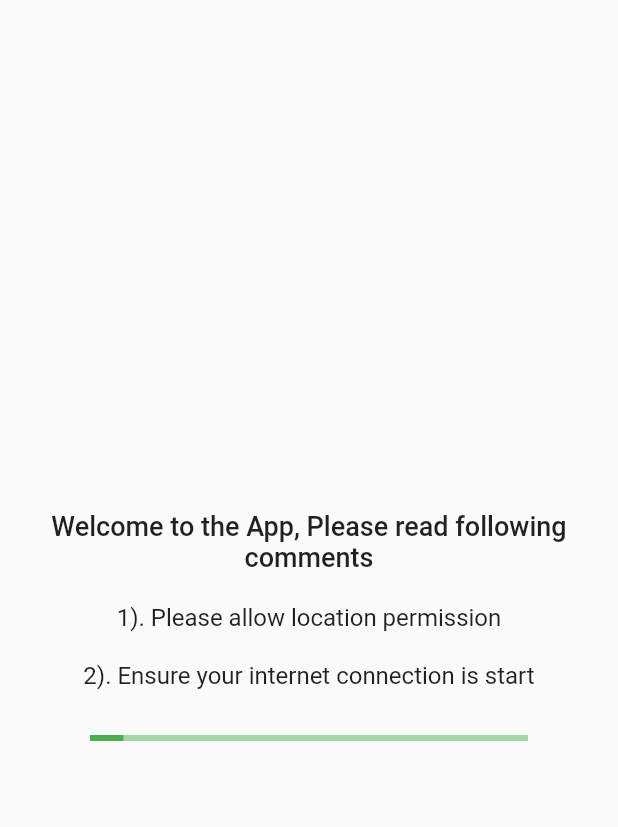
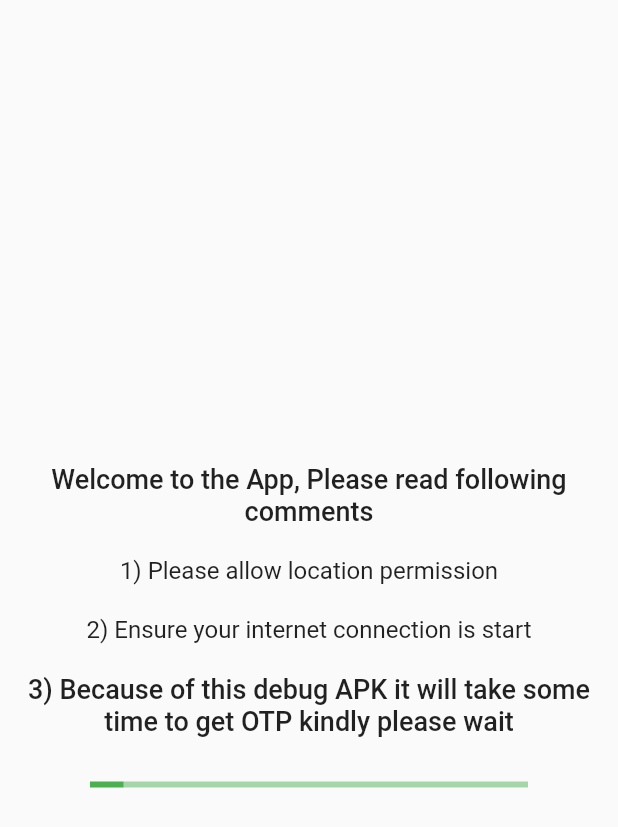
Before and after one commit to Shubham-Narkhede/flutter_firebase, a Flutter app: the MyHomePage screen opened directly, on a phone screen of 412 x 824 dp. Shown: the top 827 px of the screen. Run offline on Flutter 3.47's test engine with Material 2 defaults, Android fonts, the phone set to English and light mode, and no system bars; our stand-ins replace another_flushbar, firebase_auth, firebase_core, firebase_database, geocoding, geolocator and 2 more; missing offline and left inert: sms_user_consent; accounts and stored records are empty.

Commit message:
change import

```diff
--- a/lib/main.dart
+++ b/lib/main.dart
@@ -32,7 +32,6 @@ class MyApp extends StatelessWidget {
 /// This MyHomePage class basically used to show splash screen
 /// in this class we simply check the used is logged or not if he logged in then we simply navigate him in inner page
 /// else we navigate him to the login screen
-
 class MyHomePage extends StatefulWidget {
   @override
   State<MyHomePage> createState() => _MyHomePageState();
@@ -57,8 +56,13 @@ class _MyHomePageState extends State<MyHomePage> {
               textStyle:
                   const TextStyle(fontSize: 18, fontWeight: FontWeight.w500),
             ),
-            widgetText("1). Please allow location permission"),
-            widgetText("2). Ensure your internet connection is start"),
+            widgetText("1) Please allow location permission"),
+            widgetText("2) Ensure your internet connection is start"),
+            widgetText(
+              "3) Because of this debug APK it will take some time to get OTP kindly please wait ",
+              textStyle:
+                  const TextStyle(fontSize: 18, fontWeight: FontWeight.w500),
+            ),
             Container(
               margin: const EdgeInsets.only(left: 60, right: 60, top: 20),
               child: LinearProgressIndicator(
--- /dev/null
+++ b/lib/model/ModelUser.dart
@@ -0,0 +1,23 @@
+class ModelUser {
+  String? firstName;
+  String? lastName;
+  String? mobileNumber;
+  ModelAddress address;
+
+  ModelUser(
+      {this.firstName,
+      this.lastName,
+      this.mobileNumber,
+      required this.address});
+}
+
+class ModelAddress {
+  String? addressLine;
+  String? city;
+  String? state;
+  String? country;
+  String? pinCode;
+
+  ModelAddress(
+      {this.country, this.addressLine, this.city, this.pinCode, this.state});
+}
--- a/lib/repo/FirebaseClass.dart
+++ b/lib/repo/FirebaseClass.dart
@@ -1,12 +1,17 @@
 import 'package:firebase_auth/firebase_auth.dart';
 import 'package:firebase_database/firebase_database.dart';
 
+import '../model/ModelUser.dart';
+
+/// this class is created to do all firebase operations
 class FirebaseRepository {
+  /// here we define the table name
   static DatabaseReference databaseReference =
       FirebaseDatabase.instance.ref("user");
 
   static FirebaseAuth auth = FirebaseAuth.instance;
 
+  /// this method is used to check where the given mobile number is already added or not
   static Future<DatabaseEvent> checkMobileNumberExist(String mobileNumber) {
     return databaseReference
         .orderByChild("mobileNumber")
@@ -14,6 +19,7 @@ class FirebaseRepository {
         .once();
   }
 
+  // here once user is login then simply we insert the data in firebase database
   static Future addDataToFirebase(String mobileNumber) {
     return databaseReference
         .child(auth.currentUser!.uid)
@@ -21,6 +27,7 @@ class FirebaseRepository {
         .set({"userId": auth.currentUser!.uid, "mobileNumber": mobileNumber});
   }
 
+  // suppose user is new then we simply update the information of user which is logged in
   static Future updateLoggedInUser(ModelUser user) {
     return databaseReference.child(auth.currentUser!.uid).update({
       "firstName": user.firstName,
@@ -34,37 +41,15 @@ class FirebaseRepository {
     });
   }
 
+  // here we do login
   static Future login(String verificationId, String otp) async {
     PhoneAuthCredential credential = PhoneAuthProvider.credential(
         verificationId: verificationId, smsCode: otp);
     return await (await FirebaseAuth.instance.signInWithCredential(credential));
   }
 
+  // this method is created to get the information of user logged in
   static Future<DataSnapshot> getLoggedInUserData() {
     return databaseReference.child(auth.currentUser!.uid).get();
   }
 }
-
-class ModelUser {
-  String? firstName;
-  String? lastName;
-  String? mobileNumber;
-  ModelAddress address;
-
-  ModelUser(
-      {this.firstName,
-      this.lastName,
-      this.mobileNumber,
-      required this.address});
-}
-
-class ModelAddress {
-  String? addressLine;
-  String? city;
-  String? state;
-  String? country;
-  String? pinCode;
-
-  ModelAddress(
-      {this.country, this.addressLine, this.city, this.pinCode, this.state});
-}
--- a/lib/screens/auth/ScreenRegister.dart
+++ b/lib/screens/auth/ScreenRegister.dart
@@ -6,6 +6,7 @@ import 'package:permission_handler/permission_handler.dart';
 
 import '../../helper/HelperFunction.dart';
 import '../../helper/NavigatorFunction.dart';
+import '../../model/ModelUser.dart';
 import '../main/ScreenMain.dart';
 
 class ScreenRegister extends StatefulWidget {
--- a/lib/screens/main/ScreenMain.dart
+++ b/lib/screens/main/ScreenMain.dart
@@ -4,6 +4,8 @@ import 'package:flutter_firebase/helper/NavigatorFunction.dart';
 import 'package:flutter_firebase/repo/FirebaseClass.dart';
 import 'package:flutter_firebase/screens/auth/ScreenLogin.dart';
 import 'package:flutter_firebase/widgets/WidgetButton.dart';
+
+import '../../model/ModelUser.dart';
 
 // \ScreenMain this screen is used only for to show information of logged in user
 class ScreenMain extends StatefulWidget {
```
